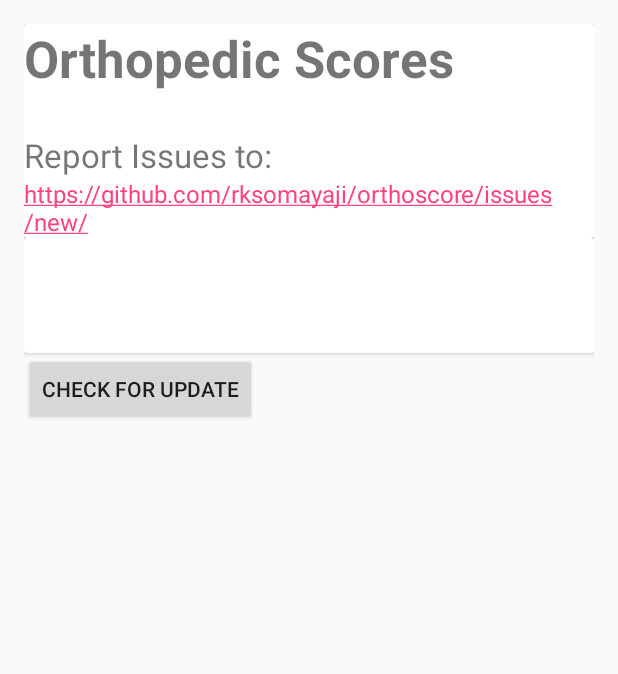
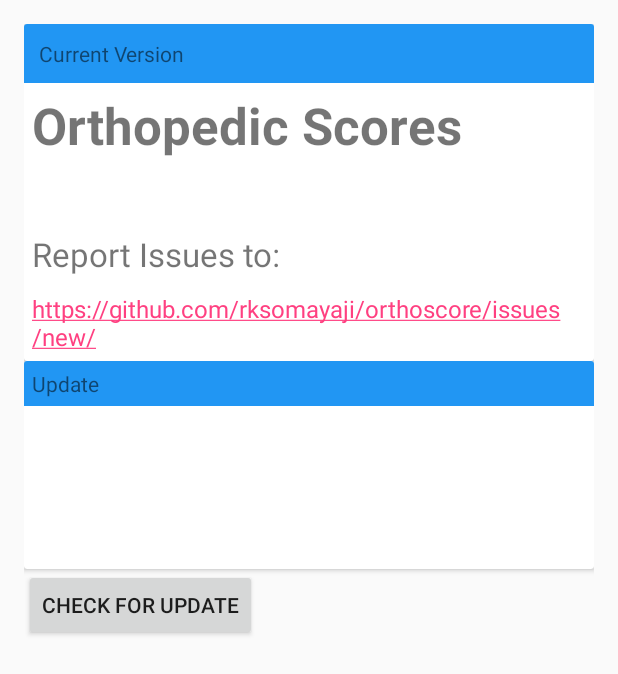
Before and after one commit to rksomayaji/orthoscore, an Android app: the layout activity_about.xml on its own in the app's theme, with its tools: preview values and no code run, on a phone screen of 412 x 824 dp. Shown: the top 674 px of the screen. Run offline under Robolectric (Android 15) with nearby library versions, the phone set to English and light mode, and no system bars.

Commit message:
Cosmetic change to AboutActivity

```diff
--- a/app/src/main/assets/example/test_example.xml
+++ b/app/src/main/assets/example/test_example.xml
@@ -49,7 +49,7 @@
     <!--
     - <total></total>   Tag describes the maximum attainable result as
     -                   given by the value attribute.
-    -   <details></details> Tag describes brief discription of the
+    -   <details></details> Tag describes brief description of the
     -                       result.
     -->
     <total value="6">
--- a/app/src/main/res/layout/activity_about.xml
+++ b/app/src/main/res/layout/activity_about.xml
@@ -14,26 +14,36 @@
         android:layout_width="match_parent"
         android:layout_height="wrap_content"
         android:elevation="2dp"
-        android:padding="5dp">
+        android:padding="5dp" >
         <LinearLayout
             android:layout_width="match_parent"
-            android:layout_height="wrap_content" android:orientation="vertical">
+            android:layout_height="wrap_content"
+            android:orientation="vertical">
+            <TextView
+                android:layout_width="match_parent"
+                android:layout_height="wrap_content"
+                android:background="@color/title_blue"
+                android:text="@string/current_version"
+                android:padding="10dp"/>
             <TextView
                 android:layout_width="wrap_content"
                 android:layout_height="wrap_content"
                 android:text="@string/app_name"
                 android:textStyle="bold"
-                android:textSize="34sp"/>
+                android:textSize="34sp"
+                android:padding="5dp"/>
             <TextView
                 android:layout_width="wrap_content"
                 android:layout_height="wrap_content"
                 android:id="@+id/textview_version_code"
-                android:textSize="20sp"/>
+                android:textSize="20sp"
+                android:padding="5dp"/>
             <TextView
                 android:layout_width="wrap_content"
                 android:layout_height="wrap_content"
                 android:text="Report Issues to:"
-                android:textSize="22sp"/>
+                android:textSize="22sp"
+                android:padding="5dp"/>
             <TextView
                 android:layout_width="wrap_content"
                 android:layout_height="wrap_content"
@@ -41,7 +51,8 @@
                 android:text="@string/url_issues"
                 android:autoLink="web"
                 android:linksClickable="true"
-                android:textSize="16sp"/>
+                android:textSize="16sp"
+                android:padding="5dp"/>
         </LinearLayout>
     </android.support.v7.widget.CardView>
 
@@ -55,22 +66,31 @@
             android:layout_height="wrap_content"
             android:orientation="vertical">
             <TextView
+                android:layout_width="match_parent"
+                android:layout_height="wrap_content"
+                android:background="@color/title_blue"
+                android:text="@string/update_version"
+                android:padding="5dp"/>
+            <TextView
                 android:layout_width="wrap_content"
                 android:layout_height="wrap_content"
                 android:id="@+id/textview_update"
-                android:textSize="20sp"/>
+                android:textSize="20sp"
+                android:padding="5dp"/>
             <TextView
                 android:layout_width="wrap_content"
                 android:layout_height="wrap_content"
                 android:id="@+id/textview_download"
                 android:autoLink="web"
                 android:linksClickable="true"
-                android:textSize="20sp"/>
+                android:textSize="20sp"
+                android:padding="5dp"/>
             <TextView
                 android:layout_width="wrap_content"
                 android:layout_height="wrap_content"
                 android:id="@+id/textview_update_details"
-                android:textSize="16sp"/>
+                android:textSize="16sp"
+                android:padding="5dp"/>
         </LinearLayout>
     </android.support.v7.widget.CardView>
 
--- a/app/src/main/res/values/strings.xml
+++ b/app/src/main/res/values/strings.xml
@@ -22,4 +22,6 @@
     <string name="womac_disabled">WOMAC Not Available</string>
     <string name="ohs">Oxford Hip Score</string>
     <string name="ohs_disabled">Oxford Hip Score Not Avaliable</string>
+    <string name="current_version">Current Version</string>
+    <string name="update_version">Update</string>
 </resources>
```
